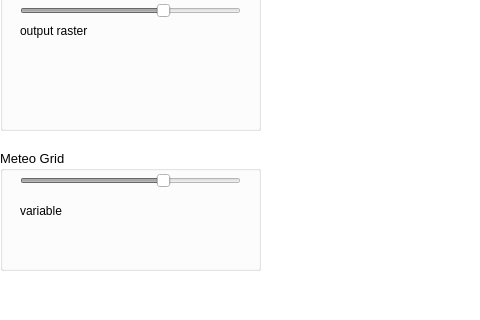
Above: bin/CRITERIA3D/mainwindow.ui from gaowudao/CRITERIA3D before the change; both pictures show x 0 to 480 and y 400 to 720 of the 1280 by 720 pixel window. Below: the same form after it.
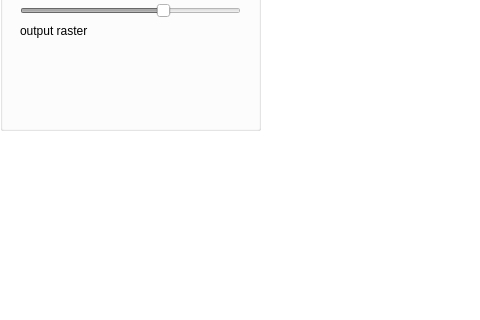
That is the form after the change.

Commit message: criteria 3d interface

```diff
--- a/bin/CRITERIA3D/mainwindow.ui
+++ b/bin/CRITERIA3D/mainwindow.ui
@@ -1523,135 +1523,6 @@
      </property>
     </widget>
    </widget>
-   <widget class="QGroupBox" name="groupBoxMeteoGrid">
-    <property name="geometry">
-     <rect>
-      <x>0</x>
-      <y>530</y>
-      <width>261</width>
-      <height>121</height>
-     </rect>
-    </property>
-    <property name="autoFillBackground">
-     <bool>true</bool>
-    </property>
-    <property name="title">
-     <string>Meteo Grid</string>
-    </property>
-    <widget class="QWidget" name="widgetColorLegendGrid" native="true">
-     <property name="geometry">
-      <rect>
-       <x>1</x>
-       <y>70</y>
-       <width>258</width>
-       <height>42</height>
-      </rect>
-     </property>
-     <property name="font">
-      <font>
-       <pointsize>8</pointsize>
-      </font>
-     </property>
-     <property name="toolTip">
-      <string>Variable colors</string>
-     </property>
-    </widget>
-    <widget class="QSlider" name="meteoGridOpacitySlider">
-     <property name="enabled">
-      <bool>false</bool>
-     </property>
-     <property name="geometry">
-      <rect>
-       <x>20</x>
-       <y>20</y>
-       <width>221</width>
-       <height>22</height>
-      </rect>
-     </property>
-     <property name="toolTip">
-      <string>Meteo Grid opacity</string>
-     </property>
-     <property name="toolTipDuration">
-      <number>-1</number>
-     </property>
-     <property name="statusTip">
-      <string notr="true"/>
-     </property>
-     <property name="whatsThis">
-      <string notr="true"/>
-     </property>
-     <property name="accessibleName">
-      <string/>
-     </property>
-     <property name="accessibleDescription">
-      <string/>
-     </property>
-     <property name="maximum">
-      <number>100</number>
-     </property>
-     <property name="value">
-      <number>66</number>
-     </property>
-     <property name="orientation">
-      <enum>Qt::Horizontal</enum>
-     </property>
-    </widget>
-    <widget class="QLabel" name="labelMeteoGridScale">
-     <property name="geometry">
-      <rect>
-       <x>20</x>
-       <y>50</y>
-       <width>221</width>
-       <height>21</height>
-      </rect>
-     </property>
-     <property name="palette">
-      <palette>
-       <active>
-        <colorrole role="WindowText">
-         <brush brushstyle="SolidPattern">
-          <color alpha="255">
-           <red>0</red>
-           <green>0</green>
-           <blue>0</blue>
-          </color>
-         </brush>
-        </colorrole>
-       </active>
-       <inactive>
-        <colorrole role="WindowText">
-         <brush brushstyle="SolidPattern">
-          <color alpha="255">
-           <red>0</red>
-           <green>0</green>
-           <blue>0</blue>
-          </color>
-         </brush>
-        </colorrole>
-       </inactive>
-       <disabled>
-        <colorrole role="WindowText">
-         <brush brushstyle="SolidPattern">
-          <color alpha="255">
-           <red>127</red>
-           <green>127</green>
-           <blue>127</blue>
-          </color>
-         </brush>
-        </colorrole>
-       </disabled>
-      </palette>
-     </property>
-     <property name="font">
-      <font>
-       <pointsize>9</pointsize>
-      </font>
-     </property>
-     <property name="text">
-      <string>variable</string>
-     </property>
-    </widget>
-   </widget>
    <widget class="QGroupBox" name="groupBoxOutput">
     <property name="geometry">
      <rect>
```
Left out of the diff: 78 changed lines with no effect on the pictures. The commit also changes 4 other files.
